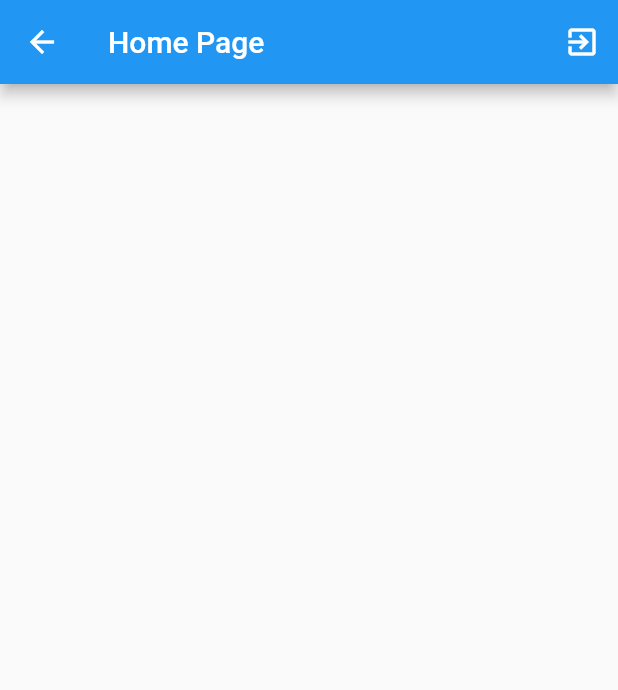
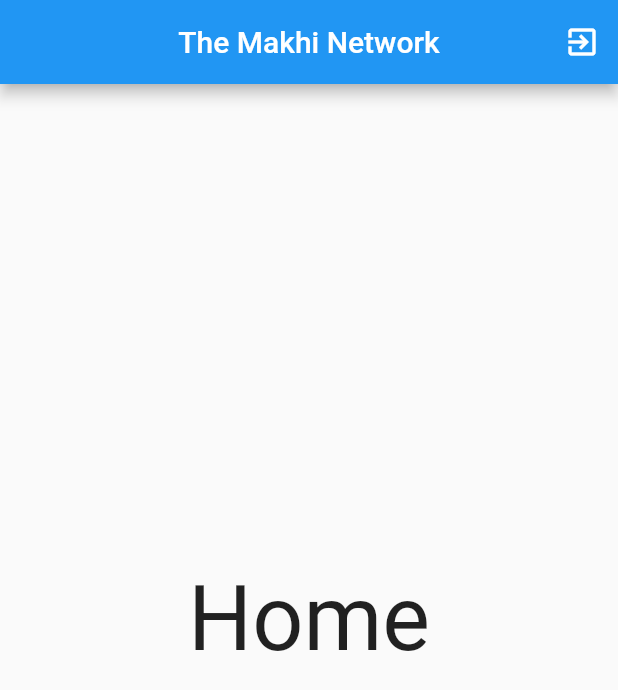
Before and after one commit to blaqcat/makhi, a Flutter app: the HomeScreen screen opened directly, on a phone screen of 412 x 824 dp. Shown: the top 690 px of the screen. Run offline on Flutter 3.47's test engine with Material 2 defaults, Android fonts, the phone set to English and light mode, and no system bars; our stand-ins replace email_validator, firebase_auth, firebase_core; accounts and stored records are empty.

Commit message:
Day 2 2nd commit

```diff
--- a/lib/app/app.dart
+++ b/lib/app/app.dart
@@ -1,3 +1,4 @@
+import 'package:makhi/screens/homeScreens/home_screen.dart';
 import 'package:makhi/screens/splashScreen/onboarding.dart';
 import 'package:makhi/services/authentication_services/auth_services.dart';
 import 'package:flutter/material.dart';
@@ -31,7 +32,7 @@ class MyApp extends StatelessWidget {
                   primarySwatch: Colors.red,
                 ),
                 debugShowCheckedModeBanner: false,
-                home: Onbording(),
+                home: Wrapper(),
               ),
             );
           } else {
--- a/lib/main.dart
+++ b/lib/main.dart
@@ -7,5 +7,6 @@ import 'app/app.dart';
 
 void main() =>  runApp(
     MaterialApp(
+
         debugShowCheckedModeBanner: false,
         home: MyApp()));
--- a/lib/screens/homeScreens/Authentication/authentication.dart
+++ b/lib/screens/homeScreens/Authentication/authentication.dart
@@ -13,7 +13,8 @@ class _AuthenticationState extends State<Authentication> {
   void toggleScreen () {
     setState(() {
       isToggle = !isToggle;
-    });
+    }
+    );
   }
   @override
   Widget build(BuildContext context) {
@@ -23,6 +24,5 @@ class _AuthenticationState extends State<Authentication> {
       return Login(toggleScreen: toggleScreen);
     }
 
-
   }
 }
--- a/lib/screens/homeScreens/Authentication/register.dart
+++ b/lib/screens/homeScreens/Authentication/register.dart
@@ -1,4 +1,5 @@
 import 'package:makhi/screens/homeScreens/Authentication/login.dart';
+import 'package:makhi/screens/homeScreens/home_screen.dart';
 import 'package:makhi/services/authentication_services/auth_services.dart';
 import 'package:flutter/material.dart';
 import 'package:provider/provider.dart';
@@ -108,6 +109,7 @@ class _RegisterScreenState extends State<RegisterScreen> {
                               _emailController.text.trim(),
                               _passwordController.text.trim()
                           );
+                          return HomeScreen();
                         }
                       },
                       height: 70,
--- a/lib/screens/homeScreens/home_screen.dart
+++ b/lib/screens/homeScreens/home_screen.dart
@@ -1,23 +1,55 @@
 import 'package:makhi/screens/homeScreens/Authentication/authentication.dart';
+import 'package:makhi/screens/splashScreen/onboarding.dart';
 import 'package:makhi/services/authentication_services/auth_services.dart';
 import 'package:flutter/material.dart';
 import 'package:provider/provider.dart';
 
 
-class HomeScreen extends StatelessWidget {
+
+class HomeScreen extends StatefulWidget {
+
+  @override
+  _HomeScreenState createState() => _HomeScreenState();
+}
+
+class _HomeScreenState extends State<HomeScreen> {
+
   @override
   Widget build(BuildContext context) {
-     final loginProvider = Provider.of<AuthServices>(context);
-     return Scaffold(
-        appBar: AppBar(
-          title: Text("Home Page"),
-          actions: [
-            IconButton(icon: Icon(Icons.exit_to_app),
-              onPressed: () async => await loginProvider.logout(),
-
+    final loginProvider = Provider.of<AuthServices>(context);
+    return Scaffold(
+      appBar: AppBar(
+        title: Text('The Makhi Network'),
+        actions: [
+          IconButton(
+            icon: Icon(Icons.exit_to_app),
+            onPressed: ()  async => await loginProvider.logout()
           )
         ],
+        centerTitle: true,
       ),
-     );
+      body: Center(child: Text('Home', style: TextStyle(fontSize: 60)),),
+      bottomNavigationBar: BottomNavigationBar(
+        items: [
+          BottomNavigationBarItem(
+            icon: Icon(Icons.home),
+            label: 'Home',
+          ),
+          BottomNavigationBarItem(
+          icon: Icon(Icons.search),
+          label: 'Home',
+          ),
+          BottomNavigationBarItem(
+          icon: Icon(Icons.business_center_rounded),
+          label: 'Home',
+          ),
+          BottomNavigationBarItem(
+              icon: Icon(Icons.settings),
+              label: "Settings"
+          )
+
+        ],
+      ),
+    );
   }
 }
--- a/lib/screens/wrapper.dart
+++ b/lib/screens/wrapper.dart
@@ -1,6 +1,7 @@
 import 'package:makhi/screens/homeScreens/Authentication/authentication.dart';
 import 'package:makhi/screens/homeScreens/home_screen.dart';
 import 'package:flutter/material.dart';
+import 'package:makhi/screens/splashScreen/onboarding.dart';
 import 'package:provider/provider.dart';
 import 'package:firebase_auth/firebase_auth.dart';
 
@@ -9,7 +10,7 @@ class Wrapper extends StatelessWidget {
   Widget build(BuildContext context) {
     final user = Provider.of<User>(context);
     if(user != null) {
-      return HomeScreen();
+      return Onbording();
 
     } else{
       return Authentication();
```
Also changed, not shown: lib/screens/homeScreens/Authentication/login.dart (+12 -2 lines), lib/screens/splashScreen/onboarding.dart (+7 -1 lines), lib/services/authentication_services/auth_services.dart (+5 -3 lines).
